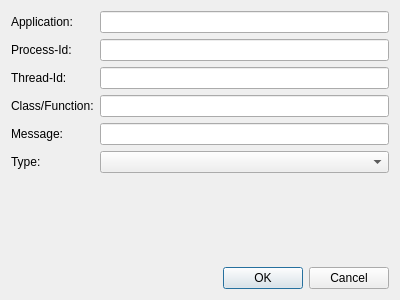
froglogic/tracetool, file gui/filterform.ui: the form before one commit.
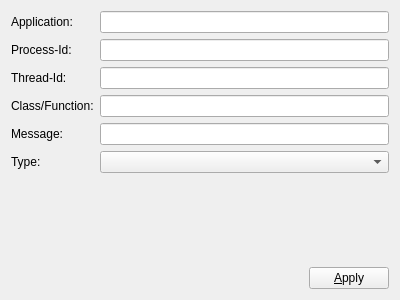
The form after the commit.

Commit message: Introduced dedicated 'Type' column for variables in the watch tree

```diff
--- a/gui/filterform.ui
+++ b/gui/filterform.ui
@@ -1,7 +1,7 @@
 <?xml version="1.0" encoding="UTF-8"?>
 <ui version="4.0">
  <class>FilterForm</class>
- <widget class="QDialog" name="filterForm">
+ <widget class="QWidget" name="filterForm">
   <property name="geometry">
    <rect>
     <x>0</x>
@@ -13,8 +13,8 @@
   <property name="windowTitle">
    <string>View Filter</string>
   </property>
-  <layout class="QVBoxLayout" name="verticalLayout">
-   <item>
+  <layout class="QGridLayout" name="gridLayout">
+   <item row="0" column="0" colspan="2">
     <layout class="QFormLayout" name="formLayout">
      <item row="0" column="0">
       <widget class="QLabel" name="appLabel">
@@ -78,10 +78,23 @@
      </item>
     </layout>
    </item>
-   <item>
-    <widget class="QDialogButtonBox" name="buttonBox">
-     <property name="standardButtons">
-      <set>QDialogButtonBox::Cancel|QDialogButtonBox::Ok</set>
+   <item row="1" column="0">
+    <spacer name="horizontalSpacer">
+     <property name="orientation">
+      <enum>Qt::Horizontal</enum>
+     </property>
+     <property name="sizeHint" stdset="0">
+      <size>
+       <width>313</width>
+       <height>20</height>
+      </size>
+     </property>
+    </spacer>
+   </item>
+   <item row="1" column="1">
+    <widget class="QPushButton" name="applyButton">
+     <property name="text">
+      <string>&amp;Apply</string>
      </property>
     </widget>
    </item>
```
Left out of the diff: 35 changed lines with no effect on the pictures. The commit also changes 8 other files.
